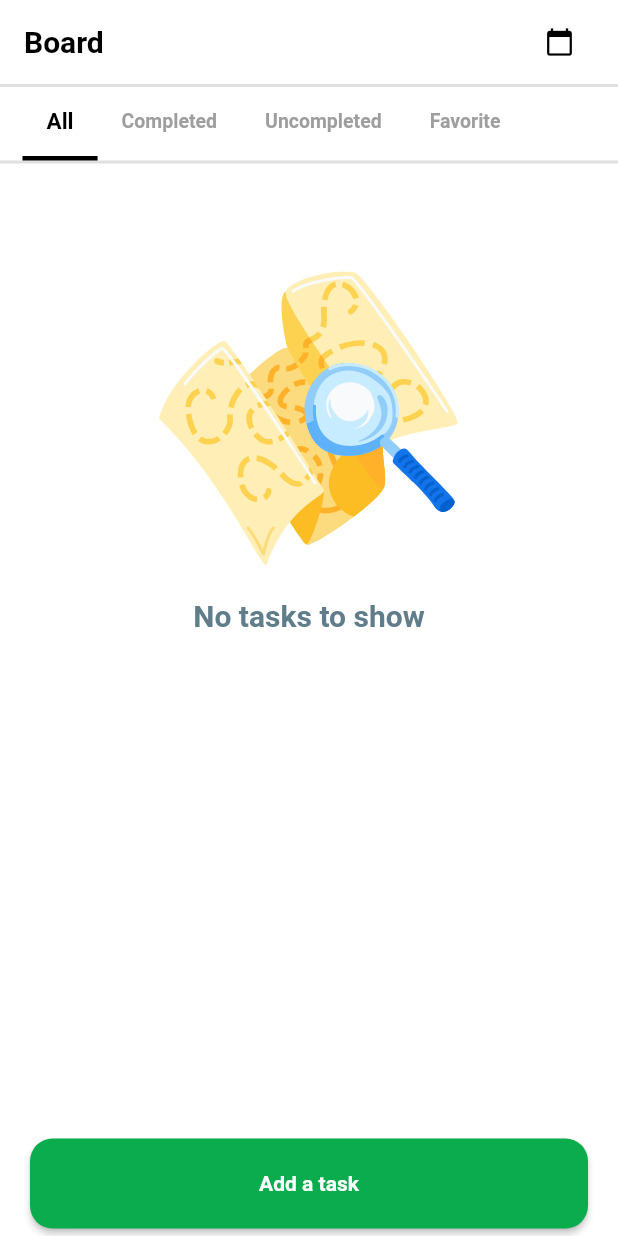
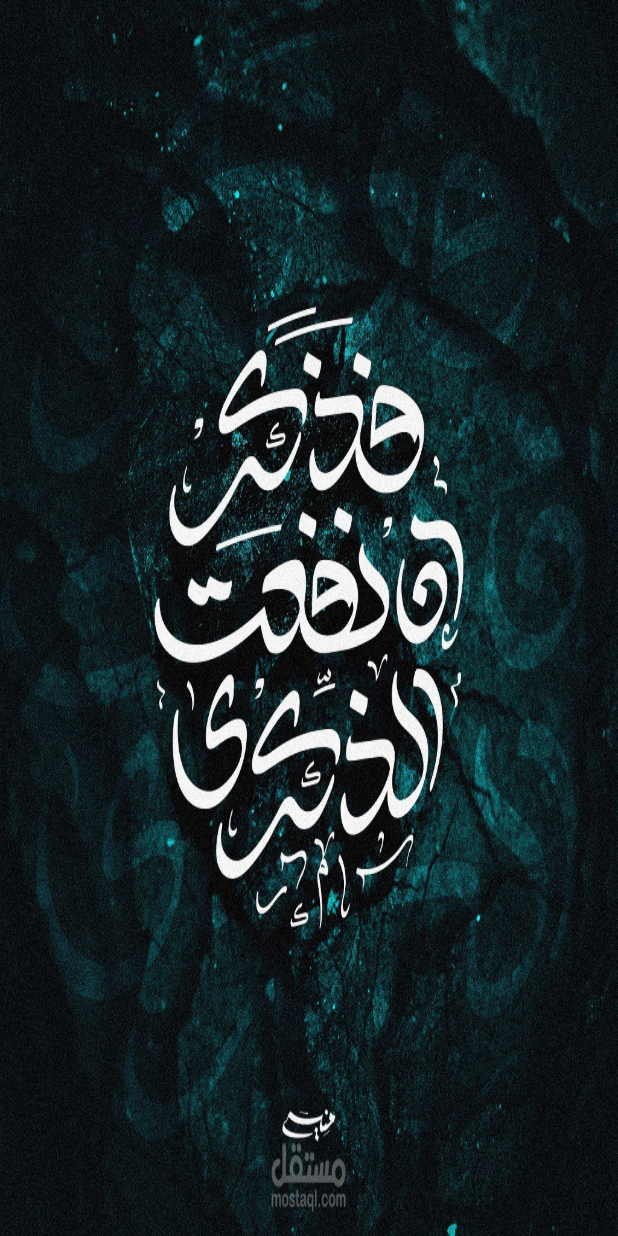
Before and after one commit to MohnadMahamed/Todo-App, a Flutter app: the first screen one second after launch, on a phone screen of 412 x 824 dp. Run offline on Flutter 3.47's test engine with Material 2 defaults, Android fonts, the phone set to English and light mode, and no system bars; our stand-ins replace conditional_builder_null_safety, date_picker_timeline, flutter_bloc, flutter_local_notifications, flutter_svg, fluttertoast and 2 more; accounts and stored records are empty.

Commit message:
some changes

```diff
--- a/lib/layout/board_screen.dart
+++ b/lib/layout/board_screen.dart
@@ -42,6 +42,7 @@ class BoardScreen extends StatelessWidget {
                     appBar: const TabBar(
                       isScrollable: true,
                       unselectedLabelColor: Colors.grey,
+                      indicatorSize: TabBarIndicatorSize.label,
                       indicatorColor: Colors.black,
                       unselectedLabelStyle: TextStyle(
                         color: Colors.black45,
--- a/lib/main.dart
+++ b/lib/main.dart
@@ -1,6 +1,6 @@
 import 'package:flutter/material.dart';
 import 'package:flutter_bloc/flutter_bloc.dart';
-import 'package:to_do_app/layout/board_screen.dart';
+import 'package:to_do_app/modules/splach_screen.dart';
 import 'package:to_do_app/shared/cuibt/cubit.dart';
 import 'package:to_do_app/shared/cuibt/states.dart';
 import 'package:to_do_app/shared/network/notificationservice.dart';
@@ -35,7 +35,7 @@ class MyApp extends StatelessWidget {
                 scaffoldBackgroundColor: Colors.white,
                 primarySwatch: Colors.blue,
               ),
-              home: const BoardScreen(),
+              home: const SplashScreen(),
             );
           },
         ));
--- /dev/null
+++ b/lib/modules/splach_screen.dart
@@ -0,0 +1,63 @@
+import 'dart:async';
+import 'dart:developer';
+import 'package:flutter/material.dart';
+import 'package:to_do_app/layout/board_screen.dart';
+
+class SplashScreen extends StatefulWidget {
+  const SplashScreen({Key? key}) : super(key: key);
+
+  @override
+  State<SplashScreen> createState() => _SplashScreenState();
+}
+
+class _SplashScreenState extends State<SplashScreen> {
+  @override
+  void initState() {
+    Timer(const Duration(seconds: 4), () {
+      Navigator.pushReplacement(context, MaterialPageRoute(builder: (context) {
+        log(MediaQuery.of(context).size.width.toInt().toString());
+
+        if (MediaQuery.of(context).size.width.toInt() >= 550) {
+          return MediaQuery(
+              data: MediaQuery.of(context).copyWith(textScaleFactor: 1.5),
+              child: const BoardScreen());
+        } else if (350 < MediaQuery.of(context).size.width.toInt() &&
+            MediaQuery.of(context).size.width.toInt() < 410) {
+          return MediaQuery(
+              data: MediaQuery.of(context).copyWith(textScaleFactor: 1),
+              child: const BoardScreen());
+        } else if (MediaQuery.of(context).size.width.toInt() <= 350) {
+          return MediaQuery(
+              data: MediaQuery.of(context).copyWith(textScaleFactor: 0.8),
+              child: const BoardScreen());
+        } else {
+          return MediaQuery(
+              data: MediaQuery.of(context).copyWith(textScaleFactor: 1.2),
+              child: const BoardScreen());
+        }
+      }));
+    });
+    super.initState();
+  }
+
+  @override
+  Widget build(BuildContext context) {
+    var width = MediaQuery.of(context).size.width;
+    var height = MediaQuery.of(context).size.height;
+    return Scaffold(
+      backgroundColor: const Color(0xff04352d),
+      body: Container(
+        height: height,
+        width: width,
+        decoration: const BoxDecoration(
+          image: DecorationImage(
+            fit: BoxFit.fill,
+            image: AssetImage(
+              'assets/images/splach.jpg',
+            ),
+          ),
+        ),
+      ),
+    );
+  }
+}
--- a/pubspec.yaml
+++ b/pubspec.yaml
@@ -69,6 +69,7 @@ flutter:
 
   assets:
     - assets/
+    - assets/images/
 
 
   # To add assets to your application, add an assets section, like this:
```
Also changed, not shown: assets/images/splach.jpg (added), pubspec.lock, 1 other file.
